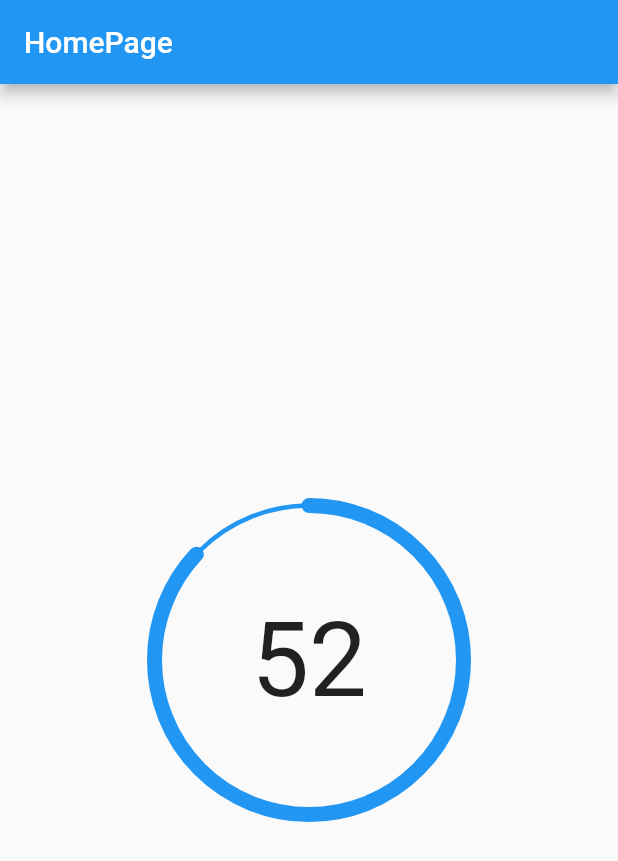
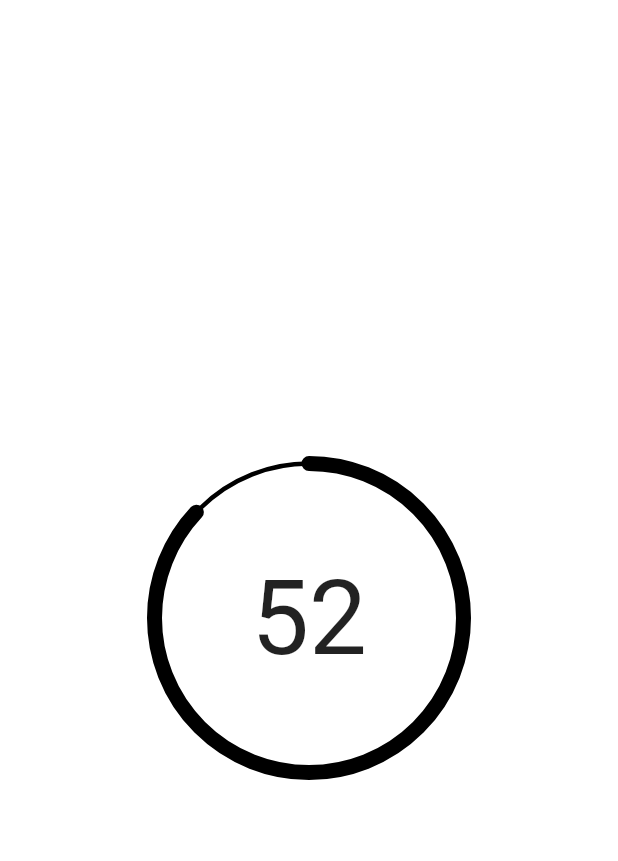
Before and after one commit to HenryQuan/HabitApp, a Flutter app: the screen it shows after launch, on a phone screen of 412 x 824 dp. Shown: the top 861 px of the screen. Run offline on Flutter 3.47's test engine with Material 2 defaults, Android fonts, the phone set to English and light mode, and no system bars.

Commit message:
setup on IOS and support dark theme

```diff
--- a/habit/lib/main.dart
+++ b/habit/lib/main.dart
@@ -9,8 +9,14 @@ class MyApp extends StatelessWidget {
     return MaterialApp(
       title: 'Henry''s Habit App',
       theme: ThemeData(
-        primarySwatch: Colors.blue,
+        primaryColor: Colors.white,
+        scaffoldBackgroundColor: Colors.white,
       ),
+      darkTheme: ThemeData(
+        brightness: Brightness.dark,
+        scaffoldBackgroundColor: Colors.black,
+      ),
+      themeMode: ThemeMode.system,
       home: HomePage()
     );
   }
--- /dev/null
+++ b/habit/lib/src/core/Utils.dart
@@ -0,0 +1,11 @@
+import 'dart:ui';
+
+import 'package:flutter/widgets.dart';
+
+class Utils {
+  /// Check if it is currently dark theme
+  static bool isDarkTheme(BuildContext context) {
+    final brightness = MediaQuery.of(context).platformBrightness;
+    return brightness == Brightness.dark;
+  }
+}
--- a/habit/lib/src/ui/pages/HomePage.dart
+++ b/habit/lib/src/ui/pages/HomePage.dart
@@ -1,5 +1,7 @@
+import 'package:HabitApp/src/core/Utils.dart';
 import 'package:HabitApp/src/ui/widgets/TimerRing.dart';
 import 'package:flutter/material.dart';
+import 'package:flutter/services.dart';
 
 /// HomePage class
 class HomePage extends StatelessWidget {
@@ -7,12 +9,15 @@ class HomePage extends StatelessWidget {
 
   @override
   Widget build(BuildContext context) {
-    return Scaffold(
-      appBar: AppBar(
-        title: Text('HomePage')
+    return AnnotatedRegion<SystemUiOverlayStyle>(
+      child: Scaffold(
+        body: Center(
+          child: TimerRing()
+        ),
       ),
-      body: Center(
-        child: TimerRing()
+      value: SystemUiOverlayStyle(
+        // Set status bar brightness
+        statusBarColor:  Utils.isDarkTheme(context) ? Colors.white : Colors.black
       ),
     );
   }
--- a/habit/lib/src/ui/widgets/TimerRing.dart
+++ b/habit/lib/src/ui/widgets/TimerRing.dart
@@ -1,5 +1,4 @@
-import 'dart:async';
-
+import 'package:HabitApp/src/core/Utils.dart';
 import 'package:flutter/material.dart';
 import 'package:flutter/widgets.dart';
 import 'dart:math';
@@ -67,7 +66,7 @@ class _TimerRingState extends State<TimerRing> with SingleTickerProviderStateMix
           alignment: Alignment.center,
           child: CustomPaint(
             size: Size.fromRadius(deviceWidth / 4),
-            painter: TimerPainter(percentage: time / 60),
+            painter: TimerPainter(context: context, percentage: time / 60),
           ),
         ),
         Align(
@@ -92,11 +91,14 @@ class _TimerRingState extends State<TimerRing> with SingleTickerProviderStateMix
 
 class TimerPainter extends CustomPainter {
   double _percentage;
-
-  /// Ask for how many percent is done
-  /// - percentage must be between `0 and 1`
-  TimerPainter({percentage: double}) {
+  BuildContext _context;
+  /**
+   * Ask for how many percent is done
+   * - percentage must be between `0 and 1`
+   */
+  TimerPainter({context: BuildContext, percentage: double}) {
     this._percentage = percentage;
+    this._context = context;
   }
 
   @override
@@ -108,7 +110,7 @@ class TimerPainter extends CustomPainter {
 
     // Setup the painter
     Paint painter = Paint()
-      ..color = Colors.blue
+      ..color = Utils.isDarkTheme(this._context) ? Colors.white : Colors.black
       ..style = PaintingStyle.stroke
       ..strokeCap = StrokeCap.round
       ..isAntiAlias = true
```
Also changed, not shown: habit/pubspec.lock, 7 other files.
